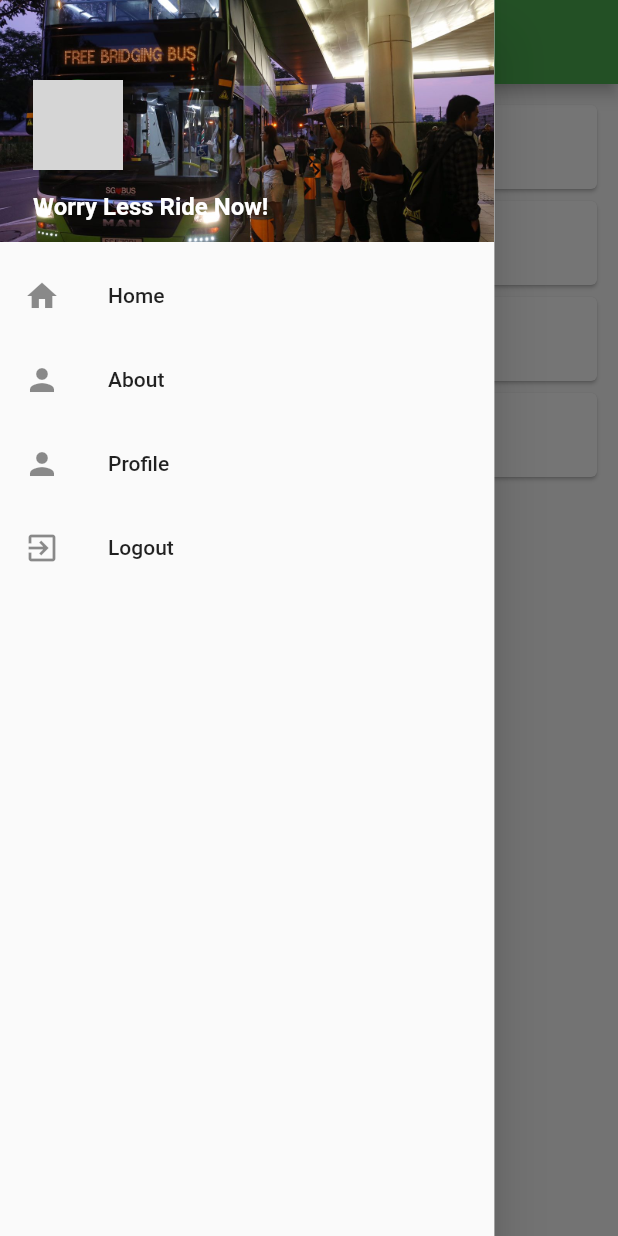
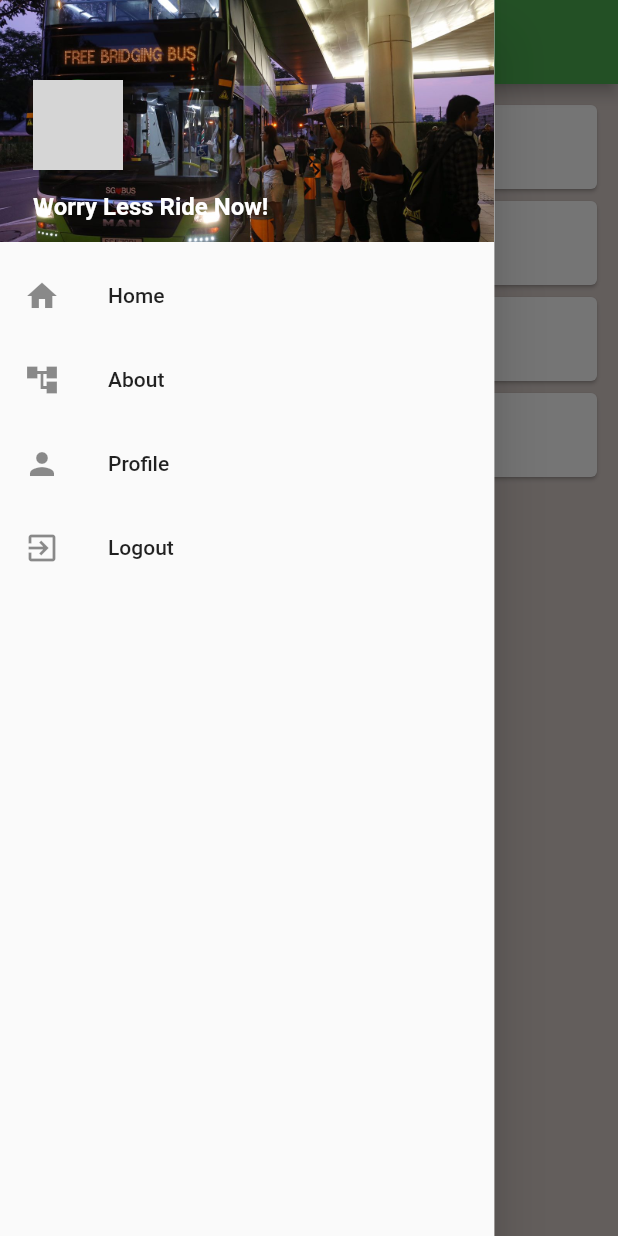
Before and after one commit to 191399r/MAD-Project3, a Flutter app: the screen it shows after launch, with the side drawer open, on a phone screen of 412 x 824 dp. Run offline on Flutter 3.47's test engine with Material 2 defaults, Android fonts, the phone set to English and light mode, and no system bars; our stand-ins replace google_maps_flutter; network calls fail; grey boxes are pictures that could not be loaded.

```diff
--- a/myfirstapp/lib/Home.dart
+++ b/myfirstapp/lib/Home.dart
@@ -17,6 +17,7 @@ class Home extends StatelessWidget {
       Navigator.push(context, MaterialPageRoute(builder: (context) => Location()));
     }
     return Scaffold(
+      backgroundColor: Colors.brown[100],
       body: ListView.builder(
           padding: EdgeInsets.all(10.0),
         itemCount: BStops.length,
--- a/myfirstapp/lib/drawer.dart
+++ b/myfirstapp/lib/drawer.dart
@@ -43,7 +43,7 @@ class MyDrawer extends StatelessWidget {
               onTap:() => onTap(context, 0, 'Home'),
             ),
             ListTile(
-              leading:Icon(Icons.person),
+              leading:Icon(Icons.account_tree),
               title:Text('About'),
               onTap:() => onTap(context, 1, 'About'),
             ),
@@ -57,7 +57,7 @@ class MyDrawer extends StatelessWidget {
               title:Text('Logout'),
               onTap:() => onTap(context, 0, 'Home'),
             ),
-          ],
+            ],
         )
       )
     );
```
Also changed, not shown: 1 other file.
